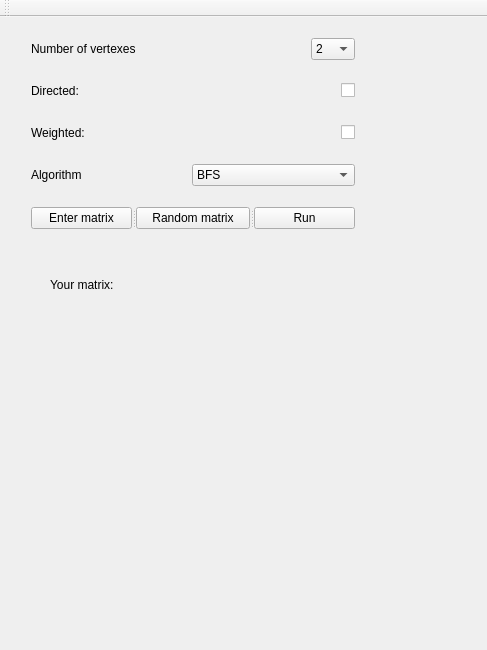
Above: LabWork2/Lab2/mainwindow.ui from JuliaNortman/LabWorksSem2 before the change. Below: the same form after it.
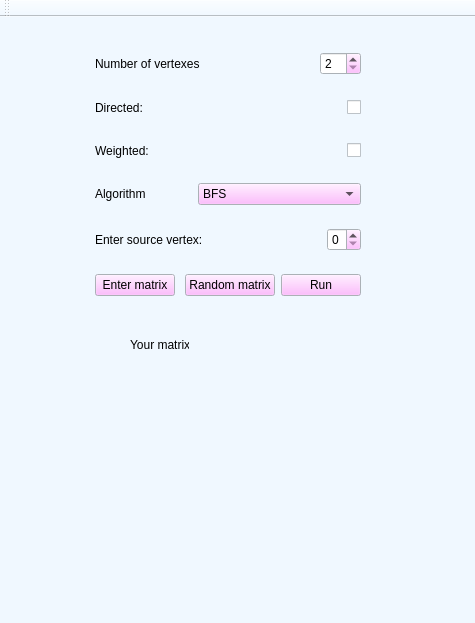
That is the form after the change.

Commit message: Add styles, correct documentation

```diff
--- a/LabWork2/Lab2/mainwindow.ui
+++ b/LabWork2/Lab2/mainwindow.ui
@@ -6,21 +6,131 @@
    <rect>
     <x>0</x>
     <y>0</y>
-    <width>487</width>
-    <height>650</height>
+    <width>475</width>
+    <height>623</height>
    </rect>
   </property>
+  <property name="sizePolicy">
+   <sizepolicy hsizetype="Fixed" vsizetype="Fixed">
+    <horstretch>0</horstretch>
+    <verstretch>0</verstretch>
+   </sizepolicy>
+  </property>
+  <property name="palette">
+   <palette>
+    <active>
+     <colorrole role="Button">
+      <brush brushstyle="SolidPattern">
+       <color alpha="255">
+        <red>255</red>
+        <green>170</green>
+        <blue>255</blue>
+       </color>
+      </brush>
+     </colorrole>
+     <colorrole role="Base">
+      <brush brushstyle="SolidPattern">
+       <color alpha="255">
+        <red>255</red>
+        <green>255</green>
+        <blue>255</blue>
+       </color>
+      </brush>
+     </colorrole>
+     <colorrole role="Window">
+      <brush brushstyle="SolidPattern">
+       <color alpha="255">
+        <red>240</red>
+        <green>248</green>
+        <blue>255</blue>
+       </color>
+      </brush>
+     </colorrole>
+    </active>
+    <inactive>
+     <colorrole role="Button">
+      <brush brushstyle="SolidPattern">
+       <color alpha="255">
+        <red>255</red>
+        <green>170</green>
+        <blue>255</blue>
+       </color>
+      </brush>
+     </colorrole>
+     <colorrole role="Base">
+      <brush brushstyle="SolidPattern">
+       <color alpha="255">
+        <red>255</red>
+        <green>255</green>
+        <blue>255</blue>
+       </color>
+      </brush>
+     </colorrole>
+     <colorrole role="Window">
+      <brush brushstyle="SolidPattern">
+       <color alpha="255">
+        <red>240</red>
+        <green>248</green>
+        <blue>255</blue>
+       </color>
+      </brush>
+     </colorrole>
+    </inactive>
+    <disabled>
+     <colorrole role="Button">
+      <brush brushstyle="SolidPattern">
+       <color alpha="255">
+        <red>255</red>
+        <green>170</green>
+        <blue>255</blue>
+       </color>
+      </brush>
+     </colorrole>
+     <colorrole role="Base">
+      <brush brushstyle="SolidPattern">
+       <color alpha="255">
+        <red>240</red>
+        <green>248</green>
+        <blue>255</blue>
+       </color>
+      </brush>
+     </colorrole>
+     <colorrole role="Window">
+      <brush brushstyle="SolidPattern">
+       <color alpha="255">
+        <red>240</red>
+        <green>248</green>
+        <blue>255</blue>
+       </color>
+      </brush>
+     </colorrole>
+    </disabled>
+   </palette>
+  </property>
   <property name="windowTitle">
    <string>MainWindow</string>
   </property>
   <widget class="QWidget" name="centralWidget">
+   <widget class="QLabel" name="yourMatrixLabel">
+    <property name="geometry">
+     <rect>
+      <x>130</x>
+      <y>320</y>
+      <width>59</width>
+      <height>16</height>
+     </rect>
+    </property>
+    <property name="text">
+     <string>Your matrix:</string>
+    </property>
+   </widget>
    <widget class="QWidget" name="gridLayoutWidget">
     <property name="geometry">
      <rect>
-      <x>20</x>
-      <y>280</y>
-      <width>231</width>
-      <height>191</height>
+      <x>80</x>
+      <y>350</y>
+      <width>171</width>
+      <height>131</height>
      </rect>
     </property>
     <layout class="QGridLayout" name="matrixGrid">
@@ -29,26 +139,13 @@
      </property>
     </layout>
    </widget>
-   <widget class="QLabel" name="label_4">
+   <widget class="QWidget" name="">
     <property name="geometry">
      <rect>
-      <x>50</x>
-      <y>260</y>
-      <width>91</width>
-      <height>16</height>
-     </rect>
-    </property>
-    <property name="text">
-     <string>Your matrix:</string>
-    </property>
-   </widget>
-   <widget class="QWidget" name="layoutWidget">
-    <property name="geometry">
-     <rect>
-      <x>20</x>
-      <y>10</y>
-      <width>346</width>
-      <height>213</height>
+      <x>84</x>
+      <y>24</y>
+      <width>288</width>
+      <height>266</height>
      </rect>
     </property>
     <layout class="QVBoxLayout" name="verticalLayout">
@@ -75,55 +172,16 @@
         </spacer>
        </item>
        <item>
-        <widget class="QComboBox" name="numberOfVertexes">
-         <property name="currentText">
-          <string>2</string>
+        <widget class="QSpinBox" name="numberOfVertexes">
+         <property name="minimum">
+          <number>2</number>
          </property>
-         <item>
-          <property name="text">
-           <string>2</string>
-          </property>
-         </item>
-         <item>
-          <property name="text">
-           <string>3</string>
-          </property>
-         </item>
-         <item>
-          <property name="text">
-           <string>4</string>
-          </property>
-         </item>
-         <item>
-          <property name="text">
-           <string>5</string>
-          </property>
-         </item>
-         <item>
-          <property name="text">
-           <string>6</string>
-          </property>
-         </item>
-         <item>
-          <property name="text">
-           <string>7</string>
-          </property>
-         </item>
-         <item>
-          <property name="text">
-           <string>8</string>
-          </property>
-         </item>
-         <item>
-          <property name="text">
-           <string>9</string>
-          </property>
-         </item>
-         <item>
-          <property name="text">
-           <string>10</string>
-          </property>
-         </item>
+         <property name="maximum">
+          <number>10</number>
+         </property>
+         <property name="displayIntegerBase">
+          <number>10</number>
+         </property>
         </widget>
        </item>
       </layout>
@@ -240,6 +298,9 @@
        </item>
        <item>
         <widget class="QComboBox" name="algorithm">
+         <property name="styleSheet">
+          <string notr="true"/>
+         </property>
          <item>
           <property name="text">
            <string>BFS</string>
@@ -275,6 +336,60 @@
            <string>Minimal Spanning Tree</string>
           </property>
          </item>
+         <item>
+          <property name="text">
+           <string>Topological Sorting</string>
+          </property>
+         </item>
+         <item>
+          <property name="text">
+           <string>Maximal Flow</string>
+          </property>
+         </item>
+        </widget>
+       </item>
+      </layout>
+     </item>
+     <item>
+      <spacer name="verticalSpacer_5">
+       <property name="orientation">
+        <enum>Qt::Vertical</enum>
+       </property>
+       <property name="sizeHint" stdset="0">
+        <size>
+         <width>20</width>
+         <height>17</height>
+        </size>
+       </property>
+      </spacer>
+     </item>
+     <item>
+      <layout class="QHBoxLayout" name="horizontalLayout_4">
+       <item>
+        <widget class="QLabel" name="sourceLabel">
+         <property name="text">
+          <string>Enter source vertex:</string>
+         </property>
+        </widget>
+       </item>
+       <item>
+        <spacer name="horizontalSpacer_4">
+         <property name="orientation">
+          <enum>Qt::Horizontal</enum>
+         </property>
+         <property name="sizeHint" stdset="0">
+          <size>
+           <width>13</width>
+           <height>17</height>
+          </size>
+         </property>
+        </spacer>
+       </item>
+       <item>
+        <widget class="QSpinBox" name="sourceVertex">
+         <property name="maximum">
+          <number>1</number>
+         </property>
         </widget>
        </item>
       </layout>
@@ -293,51 +408,67 @@
       </spacer>
      </item>
      <item>
-      <widget class="QSplitter" name="splitter">
-       <property name="orientation">
-        <enum>Qt::Horizontal</enum>
-       </property>
-       <widget class="QPushButton" name="enterMatrixPushButton">
-        <property name="cursor">
-         <cursorShape>PointingHandCursor</cursorShape>
-        </property>
-        <property name="text">
-         <string>Enter matrix</string>
-        </property>
-       </widget>
-       <widget class="QPushButton" name="randomButton">
-        <property name="cursor">
-         <cursorShape>PointingHandCursor</cursorShape>
-        </property>
-        <property name="text">
-         <string>Random matrix</string>
-        </property>
-       </widget>
-       <widget class="QPushButton" name="Run">
-        <property name="cursor">
-         <cursorShape>PointingHandCursor</cursorShape>
-        </property>
-        <property name="text">
-         <string>Run</string>
-        </property>
-       </widget>
-      </widget>
+      <layout class="QHBoxLayout" name="horizontalLayout_3">
+       <item>
+        <widget class="QPushButton" name="enterMatrixPushButton">
+         <property name="cursor">
+          <cursorShape>PointingHandCursor</cursorShape>
+         </property>
+         <property name="text">
+          <string>Enter matrix</string>
+         </property>
+        </widget>
+       </item>
+       <item>
+        <spacer name="horizontalSpacer_6">
+         <property name="orientation">
+          <enum>Qt::Horizontal</enum>
+         </property>
+         <property name="sizeHint" stdset="0">
+          <size>
+           <width>17</width>
+           <height>20</height>
+          </size>
+         </property>
+        </spacer>
+       </item>
+       <item>
+        <widget class="QPushButton" name="randomButton">
+         <property name="cursor">
+          <cursorShape>PointingHandCursor</cursorShape>
+         </property>
+         <property name="text">
+          <string>Random matrix</string>
+         </property>
+        </widget>
+       </item>
+       <item>
+        <spacer name="horizontalSpacer_3">
+         <property name="orientation">
+          <enum>Qt::Horizontal</enum>
+         </property>
+         <property name="sizeHint" stdset="0">
+          <size>
+           <width>13</width>
+           <height>20</height>
+          </size>
+         </property>
+        </spacer>
+       </item>
+       <item>
+        <widget class="QPushButton" name="Run">
+         <property name="cursor">
+          <cursorShape>PointingHandCursor</cursorShape>
+         </property>
+         <property name="text">
+          <string>Run</string>
+         </property>
+        </widget>
+       </item>
+      </layout>
      </item>
     </layout>
    </widget>
-   <widget class="QLabel" name="loading">
-    <property name="geometry">
-     <rect>
-      <x>180</x>
-      <y>200</y>
-      <width>100</width>
-      <height>100</height>
-     </rect>
-    </property>
-    <property name="text">
-     <string/>
-    </property>
-   </widget>
   </widget>
   <widget class="QToolBar" name="mainToolBar">
    <attribute name="toolBarArea">
```
Left out of the diff: 2 changed lines with no effect on the pictures. The commit also changes 11 other files.
